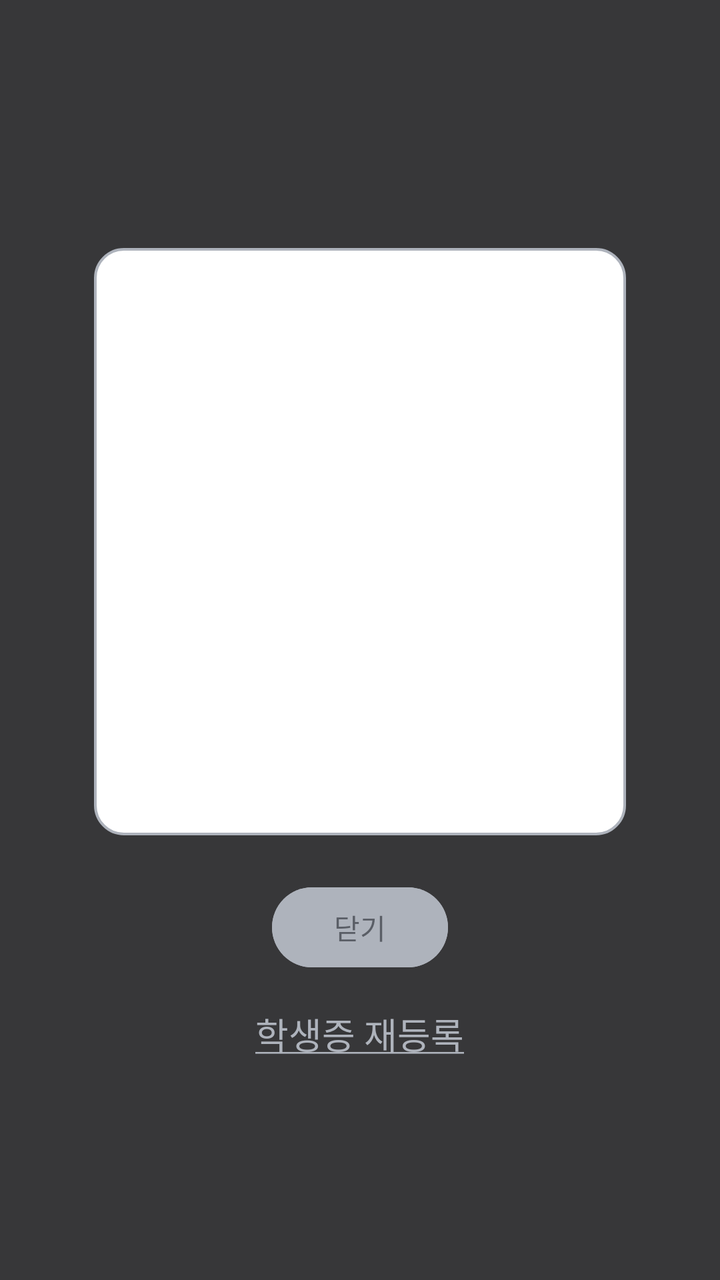
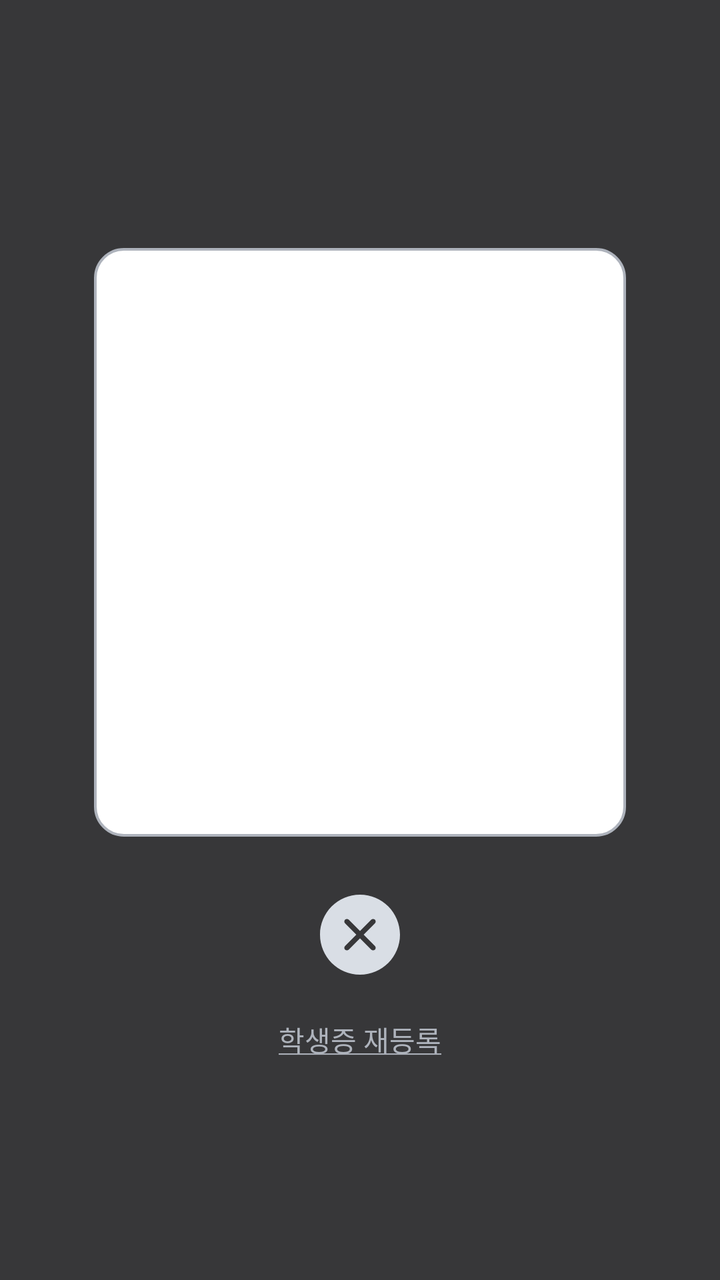

An Android layout rendered at two revisions. The XML below is the earlier revision; the diff shows what the commit changed to produce the second picture.
<!-- AndroidManifest.xml: application theme Theme.Terbuck -->
<!-- res/layout/fragment_student_card.xml -->
<?xml version="1.0" encoding="utf-8"?>
<androidx.constraintlayout.widget.ConstraintLayout xmlns:android="http://schemas.android.com/apk/res/android"
    xmlns:app="http://schemas.android.com/apk/res-auto"
    xmlns:tools="http://schemas.android.com/tools"
    android:layout_width="match_parent"
    android:layout_height="match_parent"
    android:paddingTop="24dp"
    android:paddingHorizontal="47dp"
    android:background="#D9141517"
    tools:context=".ui.user.StudentCardFragment" >

    <LinearLayout
        android:layout_width="match_parent"
        android:layout_height="match_parent"
        android:layout_marginVertical="100dp"
        android:orientation="vertical"
        app:layout_constraintBottom_toBottomOf="parent"
        app:layout_constraintEnd_toEndOf="parent"
        app:layout_constraintStart_toStartOf="parent"
        app:layout_constraintTop_toTopOf="parent">

        <androidx.constraintlayout.widget.ConstraintLayout
            android:layout_width="match_parent"
            android:layout_height="match_parent"
            android:background="@drawable/background_white_stroke_black10"
            android:padding="1.35dp"
            android:layout_weight="1">

            <com.google.android.material.imageview.ShapeableImageView
                android:id="@+id/imageView_student_card"
                android:layout_width="0dp"
                android:layout_height="0dp"
                android:layout_gravity="center"
                android:layout_weight="1"
                android:scaleType="centerCrop"
                app:layout_constraintBottom_toBottomOf="parent"
                app:layout_constraintEnd_toEndOf="parent"
                app:layout_constraintStart_toStartOf="parent"
                app:layout_constraintTop_toTopOf="parent"
                app:shapeAppearanceOverlay="@style/RoundSector16" />

        </androidx.constraintlayout.widget.ConstraintLayout>

        <Button
            android:id="@+id/button_close"
            android:layout_width="wrap_content"
            android:layout_height="wrap_content"
            android:layout_gravity="center"
            android:layout_marginTop="22dp"
            android:backgroundTint="@color/black_10"
            android:text="닫기"
            android:textColor="@color/black_30" />

        <TextView
            android:id="@+id/button_re_register"
            style="@style/Text_Medi_18"
            android:layout_width="wrap_content"
            android:layout_height="wrap_content"
            android:layout_gravity="center"
            android:layout_marginTop="6dp"
            android:padding="10dp"
            android:text="@string/re_register_button"
            android:textColor="@color/black_10"
            app:layout_constraintEnd_toEndOf="@+id/button_register"
            app:layout_constraintStart_toStartOf="@+id/button_register"
            app:layout_constraintTop_toBottomOf="@+id/button_register" />
    </LinearLayout>

</androidx.constraintlayout.widget.ConstraintLayout>
<!-- resources referenced by this layout -->
<resources>
  <color name="black_10">#AEB3BC</color>
  <color name="black_30">#5A5E66</color>
  <!-- drawable background_white_stroke_black10 (drawable) -->
  <?xml version="1.0" encoding="utf-8"?>
  <shape xmlns:android="http://schemas.android.com/apk/res/android">
  
      <solid android:color="@color/white"/>
  
      <stroke
          android:color="@color/black_10"
          android:width="1.35dp"/>
  
      <corners android:radius="14.37dp"/>
  </shape>
  <string name="re_register_button"><u>학생증 재등록</u></string>
  <style name="RoundSector16">
          <item name="cornerSizeTopLeft">16dp</item>
          <item name="cornerSizeTopRight">16dp</item>
          <item name="cornerSizeBottomRight">16dp</item>
          <item name="cornerSizeBottomLeft">16dp</item>
          <item name="cornerFamily">rounded</item>
      </style>
  <style name="Text_Medi_18">
          <item name="android:fontFamily">@font/pretendard_medium</item>
          <item name="android:textSize">18sp</item>
      </style>
  <style name="Theme.Terbuck" parent="Base.Theme.Terbuck" />
  <color name="white">#FFFFFFFF</color>
  <style name="Base.Theme.Terbuck" parent="Theme.Material3.DayNight.NoActionBar">
          <item name="colorPrimary">@color/green_50</item>
          <item name="android:statusBarColor">@color/transparent</item>
          <item name="android:textColor">@color/black_50</item>
          <item name="android:windowBackground">@color/white</item>
          <item name="colorControlActivated">@color/green_50</item> 
          <item name="android:windowLightStatusBar">true</item>   
      </style>
  <color name="green_50">#6AD8A9</color>
  <color name="transparent">#00000000</color>
  <color name="black_50">#141517</color>
</resources>

<!-- the commit's change to res/layout/fragment_student_card.xml (unified diff, before → after) -->
@@ -37,27 +37,24 @@
                 app:layout_constraintEnd_toEndOf="parent"
                 app:layout_constraintStart_toStartOf="parent"
                 app:layout_constraintTop_toTopOf="parent"
-                app:shapeAppearanceOverlay="@style/RoundSector16" />
+                app:shapeAppearanceOverlay="@style/RoundSector14" />
 
         </androidx.constraintlayout.widget.ConstraintLayout>
 
-        <Button
+        <ImageView
             android:id="@+id/button_close"
+            android:layout_width="match_parent"
+            android:layout_height="wrap_content"
+            android:layout_marginTop="25dp"
+            android:src="@drawable/ic_close_circle" />
+
+        <TextView
+            android:id="@+id/button_re_register"
+            style="@style/Text_Regular_14"
             android:layout_width="wrap_content"
             android:layout_height="wrap_content"
             android:layout_gravity="center"
-            android:layout_marginTop="22dp"
-            android:backgroundTint="@color/black_10"
-            android:text="닫기"
-            android:textColor="@color/black_30" />
-
-        <TextView
-            android:id="@+id/button_re_register"
-            style="@style/Text_Medi_18"
-            android:layout_width="wrap_content"
-            android:layout_height="wrap_content"
-            android:layout_gravity="center"
-            android:layout_marginTop="6dp"
+            android:layout_marginTop="8dp"
             android:padding="10dp"
             android:text="@string/re_register_button"
             android:textColor="@color/black_10"
<!-- resource entries referenced after the edit -->
@@ -1,7 +1,6 @@
 <!-- resources referenced by this layout -->
 <resources>
   <color name="black_10">#AEB3BC</color>
-  <color name="black_30">#5A5E66</color>
   <!-- drawable background_white_stroke_black10 (drawable) -->
   <?xml version="1.0" encoding="utf-8"?>
   <shape xmlns:android="http://schemas.android.com/apk/res/android">
@@ -14,17 +13,27 @@
   
       <corners android:radius="14.37dp"/>
   </shape>
+  <!-- drawable ic_close_circle (drawable) -->
+  <vector xmlns:android="http://schemas.android.com/apk/res/android"
+      android:width="48dp"
+      android:height="48dp"
+      android:viewportWidth="48"
+      android:viewportHeight="48">
+    <path
+        android:pathData="M24,4C35.046,4 44,12.954 44,24C44,35.046 35.046,44 24,44C12.954,44 4,35.046 4,24C4,12.954 12.954,4 24,4ZM31.464,16.536C30.958,16.03 30.136,16.03 29.63,16.536L24,22.167L18.369,16.536C17.863,16.03 17.042,16.03 16.536,16.536C16.03,17.042 16.03,17.864 16.536,18.37L22.166,24.001L16.536,29.631C16.03,30.137 16.03,30.959 16.536,31.465C17.042,31.971 17.863,31.971 18.369,31.465L24,25.834L29.63,31.465C30.136,31.971 30.958,31.971 31.464,31.465C31.97,30.959 31.97,30.137 31.464,29.631L25.833,24.001L31.464,18.37C31.97,17.864 31.97,17.042 31.464,16.536Z"
+        android:fillColor="#D9DEE5"/>
+  </vector>
   <string name="re_register_button"><u>학생증 재등록</u></string>
-  <style name="RoundSector16">
-          <item name="cornerSizeTopLeft">16dp</item>
-          <item name="cornerSizeTopRight">16dp</item>
-          <item name="cornerSizeBottomRight">16dp</item>
-          <item name="cornerSizeBottomLeft">16dp</item>
+  <style name="RoundSector14">
+          <item name="cornerSizeTopLeft">14.37dp</item>
+          <item name="cornerSizeTopRight">14.37dp</item>
+          <item name="cornerSizeBottomRight">14.37dp</item>
+          <item name="cornerSizeBottomLeft">14.37dp</item>
           <item name="cornerFamily">rounded</item>
       </style>
-  <style name="Text_Medi_18">
-          <item name="android:fontFamily">@font/pretendard_medium</item>
-          <item name="android:textSize">18sp</item>
+  <style name="Text_Regular_14">
+          <item name="android:fontFamily">@font/pretendard_regular</item>
+          <item name="android:textSize">14sp</item>
       </style>
   <style name="Theme.Terbuck" parent="Base.Theme.Terbuck" />
   <color name="white">#FFFFFFFF</color>
